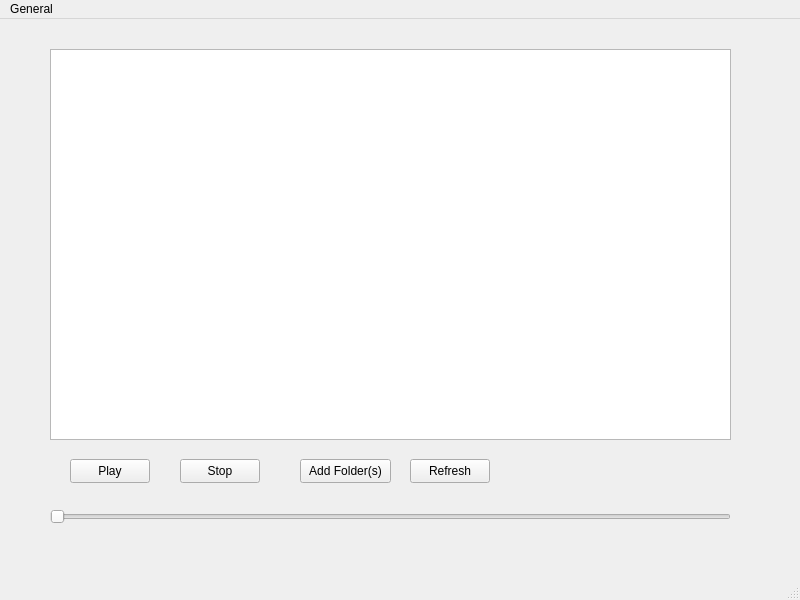
This is mainwindow.ui in lukpro681/PT-Music-center as Qt 5 draws it before an edit. The edited form follows.
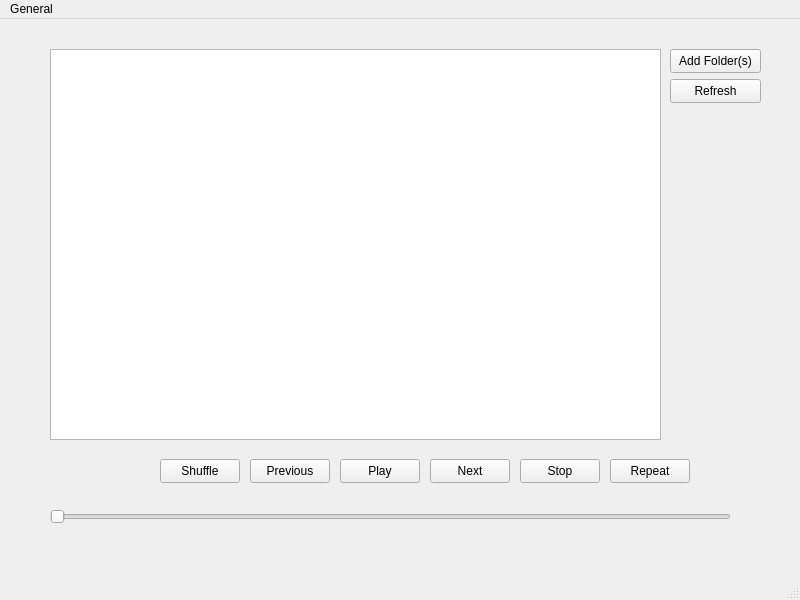
This is the edited form. Icons and pictures are not drawn.

What changed in the file:
```diff
--- a/mainwindow.ui
+++ b/mainwindow.ui
@@ -23,7 +23,7 @@
      <rect>
       <x>50</x>
       <y>30</y>
-      <width>681</width>
+      <width>611</width>
       <height>391</height>
      </rect>
     </property>
@@ -44,7 +44,7 @@
    <widget class="QPushButton" name="playButton">
     <property name="geometry">
      <rect>
-      <x>70</x>
+      <x>340</x>
       <y>440</y>
       <width>80</width>
       <height>24</height>
@@ -57,7 +57,7 @@
    <widget class="QPushButton" name="stopButton">
     <property name="geometry">
      <rect>
-      <x>180</x>
+      <x>520</x>
       <y>440</y>
       <width>80</width>
       <height>24</height>
@@ -70,8 +70,8 @@
    <widget class="QPushButton" name="setFolderButton">
     <property name="geometry">
      <rect>
-      <x>300</x>
-      <y>440</y>
+      <x>670</x>
+      <y>30</y>
       <width>91</width>
       <height>24</height>
      </rect>
@@ -83,9 +83,9 @@
    <widget class="QPushButton" name="refreshButton">
     <property name="geometry">
      <rect>
-      <x>410</x>
-      <y>440</y>
-      <width>80</width>
+      <x>670</x>
+      <y>60</y>
+      <width>91</width>
       <height>24</height>
      </rect>
     </property>
@@ -93,6 +93,58 @@
      <string>Refresh</string>
     </property>
    </widget>
+   <widget class="QPushButton" name="PrevButton">
+    <property name="geometry">
+     <rect>
+      <x>250</x>
+      <y>440</y>
+      <width>80</width>
+      <height>24</height>
+     </rect>
+    </property>
+    <property name="text">
+     <string>Previous</string>
+    </property>
+   </widget>
+   <widget class="QPushButton" name="NextButton">
+    <property name="geometry">
+     <rect>
+      <x>430</x>
+      <y>440</y>
+      <width>80</width>
+      <height>24</height>
+     </rect>
+    </property>
+    <property name="text">
+     <string>Next</string>
+    </property>
+   </widget>
+   <widget class="QPushButton" name="ShuffleButton">
+    <property name="geometry">
+     <rect>
+      <x>160</x>
+      <y>440</y>
+      <width>80</width>
+      <height>24</height>
+     </rect>
+    </property>
+    <property name="text">
+     <string>Shuffle</string>
+    </property>
+   </widget>
+   <widget class="QPushButton" name="RepeatButton">
+    <property name="geometry">
+     <rect>
+      <x>610</x>
+      <y>440</y>
+      <width>80</width>
+      <height>24</height>
+     </rect>
+    </property>
+    <property name="text">
+     <string>Repeat</string>
+    </property>
+   </widget>
   </widget>
   <widget class="QMenuBar" name="menubar">
    <property name="geometry">
```
